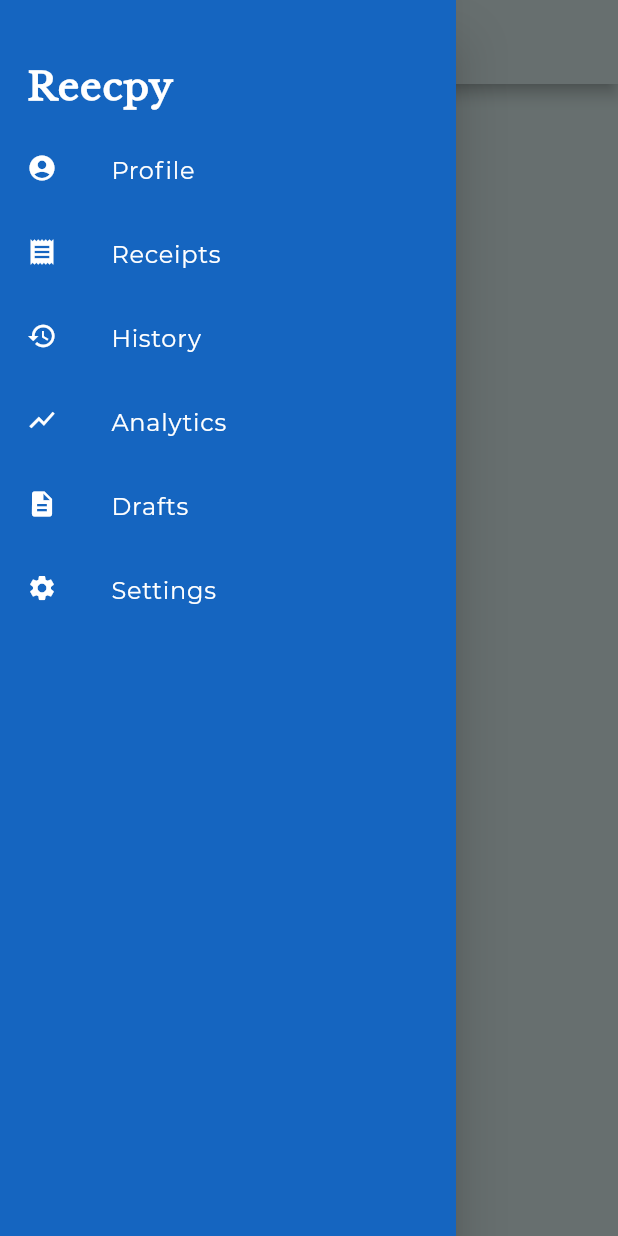
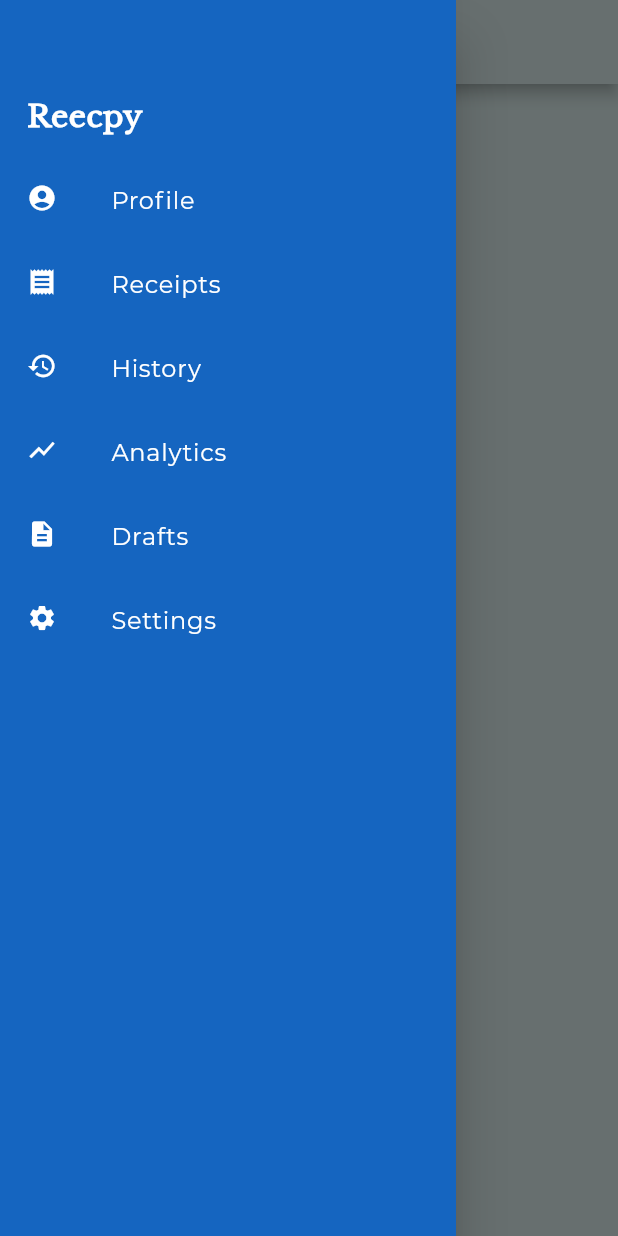
Before and after one commit to hngi/mobileforce-digital-receipt, a Flutter app: the screen it shows after launch, with the side drawer open, on a phone screen of 412 x 824 dp. Run offline on Flutter 3.47's test engine with Material 2 defaults, Android fonts, the phone set to English and light mode, and no system bars; project files that could hold a hidden picture were left out.

Commit message:
worked on font size & added safearea

```diff
--- a/digital_receipt/lib/screens/home_page.dart
+++ b/digital_receipt/lib/screens/home_page.dart
@@ -1,18 +1,18 @@
+import 'package:digital_receipt/widgets/main_drawer.dart';
 import 'package:flutter/material.dart';
-import 'package:digital_receipt/screens/main_drawer.dart';
 
 class HomePage extends StatelessWidget {
   @override
   Widget build(BuildContext context) {
-    return Scaffold(
+    return SafeArea (
+      child: Scaffold(
         appBar: AppBar(
           backgroundColor: Colors.teal[50],
           iconTheme: IconThemeData(color: Colors.black),
         ),
-      drawer:
-      Theme(
+        drawer: Theme(
           data: Theme.of(context).copyWith(canvasColor: Colors.blue[800]),
-        child: mainDrawer(),
+          child: MainDrawer(),
         ),
         body: Stack(
           children: <Widget>[
@@ -27,6 +27,7 @@ class HomePage extends StatelessWidget {
             ),
           ],
         ),
+      ),
     );
   }
 }
--- a/digital_receipt/lib/screens/main_drawer.dart
+++ b/digital_receipt/lib/widgets/main_drawer.dart
@@ -2,12 +2,12 @@ import 'package:flutter/cupertino.dart';
 import 'package:flutter/material.dart';
 
 
-class mainDrawer extends StatelessWidget {
+class MainDrawer extends StatelessWidget {
   @override
   Widget build(BuildContext context) {
     return Drawer(
       child: Container(
-        padding: EdgeInsets.only(top: 30.0, left: 2.0),
+        padding: EdgeInsets.only(top: 50.0, left: 2.0),
         child: ListView(
           children: <Widget>[
             ListTile(
@@ -15,12 +15,13 @@ class mainDrawer extends StatelessWidget {
                 'Reecpy',
                 style: TextStyle(
                     fontFamily: 'LibreBaskerville',
-                    fontSize: 25.0,
-                    fontWeight: FontWeight.w600,
+                    fontSize: 20.0,
+                    fontWeight: FontWeight.bold,
                     color: Colors.white,
-                    letterSpacing: 0.6
+                    letterSpacing: 0.3
                 ),
               ),
+              contentPadding: EdgeInsets.symmetric(vertical: 0.0, horizontal: 16.0),
             ),
             ListTile(
               leading: Icon(
@@ -33,7 +34,7 @@ class mainDrawer extends StatelessWidget {
                 style: TextStyle(
                     fontFamily: 'Montserrat',
                     fontSize: 16,
-                    fontWeight: FontWeight.w400,
+                    fontWeight: FontWeight.w300,
                     color: Colors.white,
                     letterSpacing: 0.5
                 ),
@@ -51,7 +52,7 @@ class mainDrawer extends StatelessWidget {
                 style: TextStyle(
                     fontFamily: 'Montserrat',
                     fontSize: 16,
-                    fontWeight: FontWeight.w400,
+                    fontWeight: FontWeight.w300,
                     color: Colors.white,
                     letterSpacing: 0.5
                 ),
@@ -69,7 +70,7 @@ class mainDrawer extends StatelessWidget {
                 style: TextStyle(
                     fontFamily: 'Montserrat',
                     fontSize: 16,
-                    fontWeight: FontWeight.w400,
+                    fontWeight: FontWeight.w300,
                     color: Colors.white,
                     letterSpacing: 0.5
                 ),
@@ -87,7 +88,7 @@ class mainDrawer extends StatelessWidget {
                 style: TextStyle(
                     fontFamily: 'Montserrat',
                     fontSize: 16,
-                    fontWeight: FontWeight.w400,
+                    fontWeight: FontWeight.w300,
                     color: Colors.white,
                     letterSpacing: 0.5
                 ),
@@ -105,7 +106,7 @@ class mainDrawer extends StatelessWidget {
                 style: TextStyle(
                     fontFamily: 'Montserrat',
                     fontSize: 16,
-                    fontWeight: FontWeight.w400,
+                    fontWeight: FontWeight.w300,
                     color: Colors.white,
                     letterSpacing: 0.5
                 ),
@@ -123,7 +124,7 @@ class mainDrawer extends StatelessWidget {
                 style: TextStyle(
                     fontFamily: 'Montserrat',
                     fontSize: 16,
-                    fontWeight: FontWeight.w400,
+                    fontWeight: FontWeight.w300,
                     color: Colors.white,
                     letterSpacing: 0.5
                 ),
```
Lines whose indentation alone changed are shown as unchanged.
